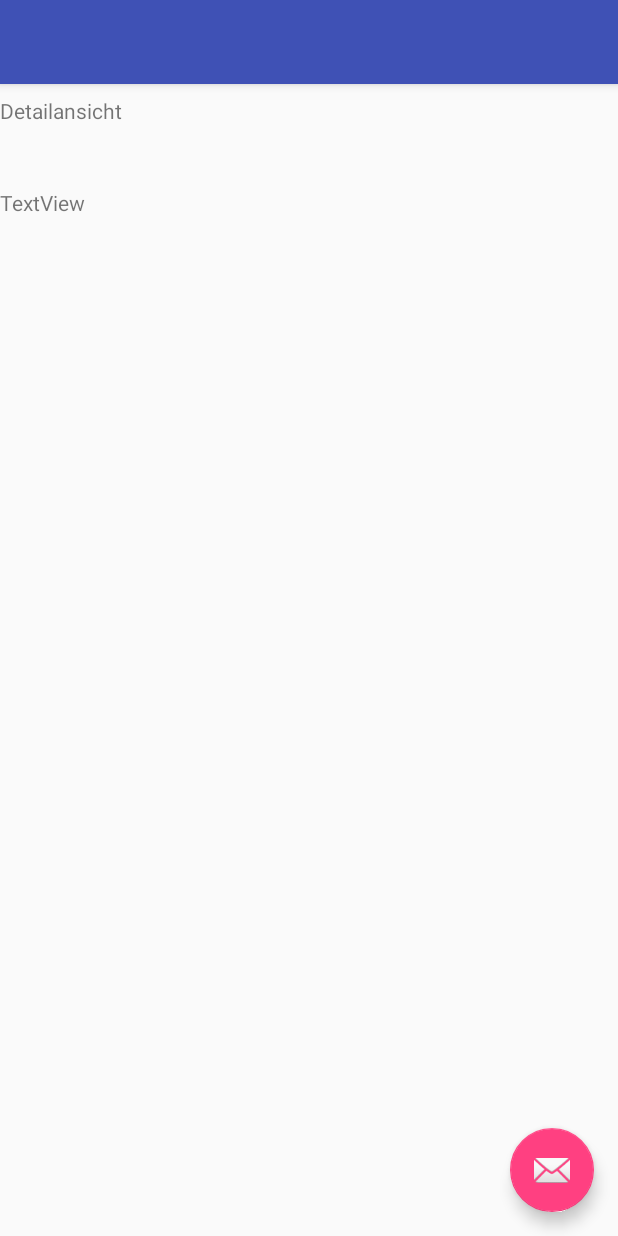
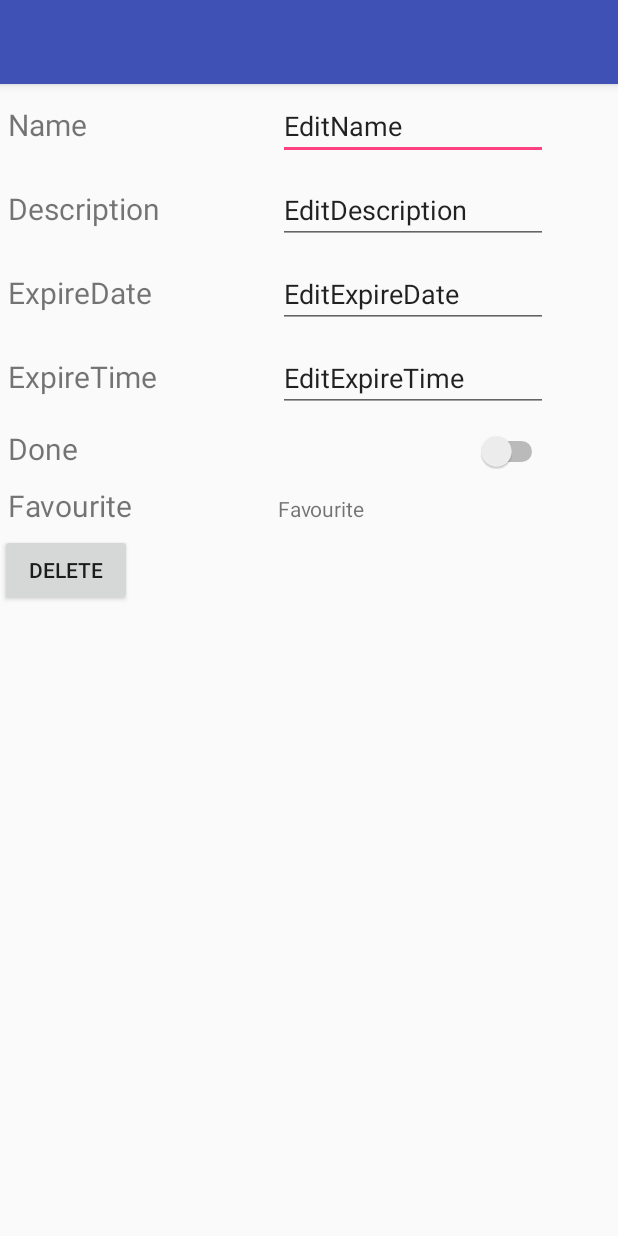
Before and after one commit to badedd/MobApp, an Android app: the layout activity_detailitem.xml on its own in the app's theme, with its tools: preview values and no code run, on a phone screen of 412 x 824 dp. Run offline under Robolectric (Android 15) with nearby library versions, the phone set to English and light mode, and no system bars.

```diff
--- a/app/src/main/java/com/example/eduard/myapplication/DBConnection.java
+++ b/app/src/main/java/com/example/eduard/myapplication/DBConnection.java
@@ -197,5 +197,4 @@ public class DBConnection extends SQLiteOpenHelper {
         }
         return ret;
     }
-
 }
--- a/app/src/main/java/com/example/eduard/myapplication/DBDataSource.java
+++ b/app/src/main/java/com/example/eduard/myapplication/DBDataSource.java
@@ -65,5 +65,7 @@ public class DBDataSource {
         return todo;
     }
 
-
+    public void editToDo(Todo editTodo) {
+        dbHelper.editToDo(editTodo);
+    }
 }
--- a/app/src/main/java/com/example/eduard/myapplication/OverviewItemAdapter.java
+++ b/app/src/main/java/com/example/eduard/myapplication/OverviewItemAdapter.java
@@ -47,7 +47,7 @@ public class OverviewItemAdapter extends ArrayAdapter<Todo> {
         //Filling textview element with name, expire and favourite from todo
         String germanDate;
         SimpleDateFormat sdf = new SimpleDateFormat("yyyy-MM-dd HH:mm:ss");
-        SimpleDateFormat sdf2 = new SimpleDateFormat("dd.MM.yyyy HH:mm:ss");
+        SimpleDateFormat sdf2 = new SimpleDateFormat("dd.MM.yyyy HH:mm");
 
         try {
             Date tempDate = sdf.parse(todo.getExpire());
--- a/app/src/main/res/layout/activity_detailitem.xml
+++ b/app/src/main/res/layout/activity_detailitem.xml
@@ -22,12 +22,4 @@
 
     <include layout="@layout/content_detailitem" />
 
-    <android.support.design.widget.FloatingActionButton
-        android:id="@+id/fab"
-        android:layout_width="wrap_content"
-        android:layout_height="wrap_content"
-        android:layout_gravity="bottom|end"
-        android:layout_margin="@dimen/fab_margin"
-        app:srcCompat="@android:drawable/ic_dialog_email" />
-
 </android.support.design.widget.CoordinatorLayout>
--- a/app/src/main/res/layout/content_detailitem.xml
+++ b/app/src/main/res/layout/content_detailitem.xml
@@ -8,19 +8,114 @@
     tools:context="com.example.eduard.myapplication.detailitem"
     tools:showIn="@layout/activity_detailitem">
 
-    <TextView
-        android:id="@+id/textView"
+    <TableLayout
+        android:layout_width="368dp"
+        android:layout_height="495dp">
+
+        <TableRow
+            android:layout_width="0dp"
+            android:layout_height="0dp"
+            android:padding="5dip">
+
+            <TextView
+                android:id="@+id/detail_name"
+                android:textSize="20sp"
+                android:text="Name"/>
+
+            <EditText
+                android:id="@+id/detail_name_edit"
+                android:text="EditName"
+                />
+        </TableRow>
+
+        <TableRow
+            android:layout_width="0dp"
+            android:layout_height="0dp"
+            android:padding="5dip">
+
+            <TextView
+                android:id="@+id/detail_description"
+                android:textSize="20sp"
+                android:layout_width="180dp"
+                android:text="Description"/>
+
+            <EditText
+                android:id="@+id/detail_description_edit"
+                android:layout_width="180dp"
+                android:text="EditDescription"
+                />
+        </TableRow>
+
+        <TableRow
+            android:layout_width="0dp"
+            android:layout_height="0dp"
+            android:padding="5dip">
+            <TextView
+                android:id="@+id/detail_expiredate"
+                android:textSize="20sp"
+                android:text="ExpireDate"/>
+
+            <EditText
+                android:id="@+id/detail_expiredate_edit"
+                android:text="EditExpireDate"
+                />
+
+        </TableRow>
+
+        <TableRow
+            android:layout_width="0dp"
+            android:layout_height="0dp"
+            android:padding="5dip">
+            <TextView
+                android:id="@+id/detail_expiretime"
+                android:textSize="20sp"
+                android:text="ExpireTime"/>
+
+            <EditText
+                android:id="@+id/detail_expiretime_edit"
+                android:text="EditExpireTime"
+                />
+
+        </TableRow>
+
+        <TableRow
+        android:layout_width="0dp"
+        android:layout_height="0dp"
+        android:padding="5dip">
+
+            <TextView
+                android:id="@+id/detail_done"
+                android:textSize="20sp"
+                android:text="Done"/>
+
+            <Switch android:id="@+id/detail_done_edit" />
+
+        </TableRow>
+
+        <TableRow
+            android:layout_width="0dp"
+            android:layout_height="0dp"
+            android:padding="5dip">
+            <TextView
+                android:id="@+id/detail_favourite"
+                android:textSize="20sp"
+                android:text="Favourite"/>
+
+            <TextView
+                android:id="@+id/detail_favourite_edit"
+                android:text="Favourite"
+                />
+
+        </TableRow>
+    </TableLayout>
+
+    <Button
+        android:id="@+id/detail_delete"
         android:layout_width="wrap_content"
         android:layout_height="wrap_content"
-        android:text="Detailansicht"
+        android:text="Delete"
         app:layout_constraintTop_toTopOf="parent"
-        android:layout_marginTop="8dp" />
+        android:layout_marginTop="300dp" />
 
-    <TextView
-        android:id="@+id/textView2"
-        android:layout_width="wrap_content"
-        android:layout_height="wrap_content"
-        android:text="TextView"
-        app:layout_constraintTop_toTopOf="parent"
-        android:layout_marginTop="69dp" />
+
 </android.support.constraint.ConstraintLayout>
```
Also changed, not shown: app/src/main/java/com/example/eduard/myapplication/MainActivity.java (+14 -14 lines), app/src/main/java/com/example/eduard/myapplication/SetDate.java (added, +58 -0 lines), app/src/main/java/com/example/eduard/myapplication/SetTime.java (added, +56 -0 lines), app/src/main/java/com/example/eduard/myapplication/detailitem.java (+79 -15 lines), 63 other files.
